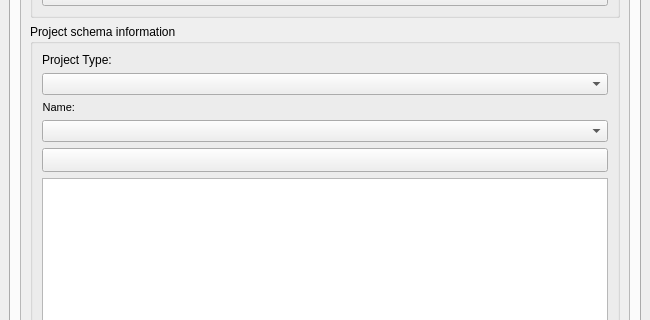
Before: the Qt Designer form core/ui/admin/admin.ui in Giswater/giswater_qgis_plugin, drawn with Qt 5; both pictures show x 0 to 650 and y 119 to 439 of the 650 by 911 pixel window.
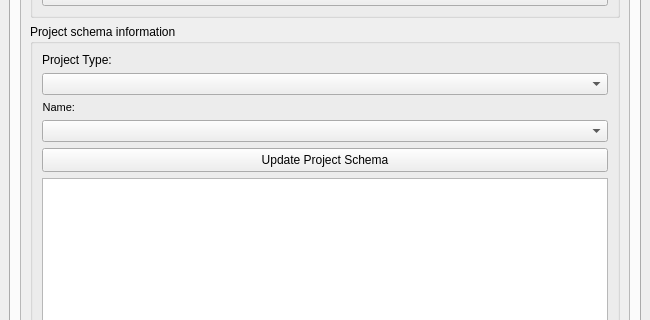
After: the same form once the commit is applied. Icons and pictures are not drawn.

Commit message: fix(i18n): Separate the translation of forms from the generation of the translator

What changed in the file:
```diff
--- a/core/ui/admin/admin.ui
+++ b/core/ui/admin/admin.ui
@@ -59,8 +59,8 @@
             <rect>
              <x>0</x>
              <y>0</y>
-             <width>606</width>
-             <height>816</height>
+             <width>598</width>
+             <height>799</height>
             </rect>
            </property>
            <layout class="QGridLayout" name="gridLayout_11">
@@ -163,7 +163,7 @@
                   <enum>Qt::LeftToRight</enum>
                  </property>
                  <property name="text">
-                  <string/>
+                  <string>Update Project Schema</string>
                  </property>
                  <property name="iconSize">
                   <size>
```
Left out of the diff: 8 changed lines with no effect on the pictures. The commit also changes 7 other files.
